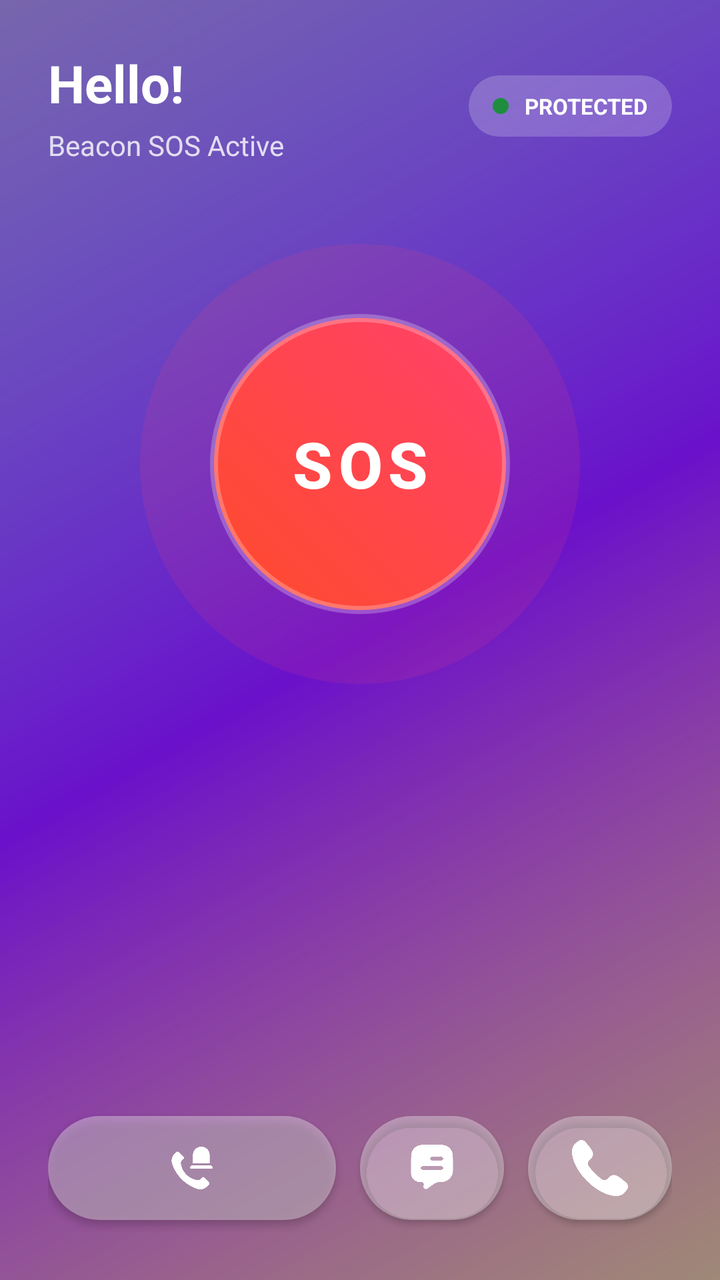
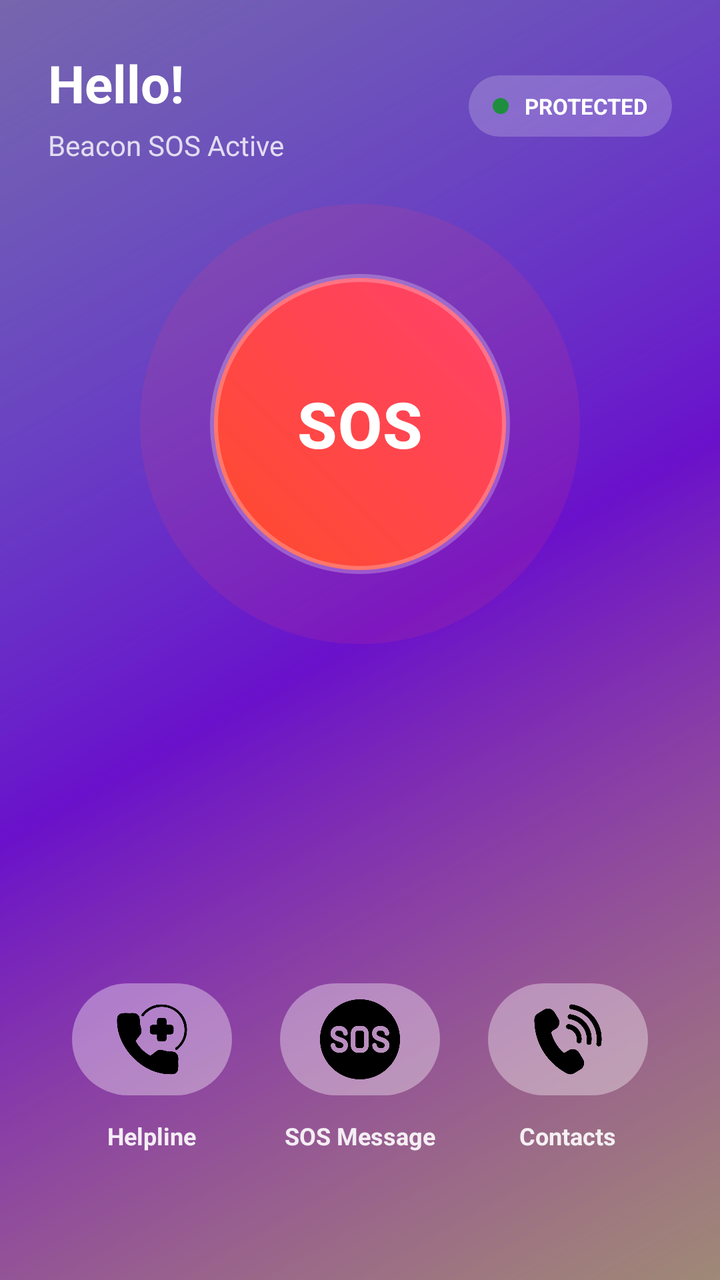

Compare the two renders of this Android layout. The source of the first and the diff that turns it into the second are given below.
<!-- AndroidManifest.xml: application theme Theme.BeaconSOS -->
<!-- res/layout/fragment_home.xml -->
<?xml version="1.0" encoding="utf-8"?>
<androidx.constraintlayout.widget.ConstraintLayout xmlns:android="http://schemas.android.com/apk/res/android"
    xmlns:app="http://schemas.android.com/apk/res-auto"
    android:layout_width="match_parent"
    android:layout_height="match_parent"
    android:background="@drawable/vibrant_gradient_bg">

    <ScrollView
        android:layout_width="match_parent"
        android:layout_height="match_parent"
        android:fillViewport="true">

        <LinearLayout
            android:layout_width="match_parent"
            android:layout_height="wrap_content"
            android:orientation="vertical"
            android:padding="24dp"
            android:gravity="center_horizontal">

            <LinearLayout
                android:layout_width="match_parent"
                android:layout_height="wrap_content"
                android:orientation="horizontal"
                android:gravity="center_vertical">

                <LinearLayout
                    android:layout_width="0dp"
                    android:layout_height="wrap_content"
                    android:layout_weight="1"
                    android:orientation="vertical">

                    <TextView
                        android:id="@+id/tvWelcome"
                        android:layout_width="wrap_content"
                        android:layout_height="wrap_content"
                        android:text="Hello!"
                        android:textColor="@color/white"
                        android:textSize="26sp"
                        android:textStyle="bold" />

                    <TextView
                        android:layout_width="wrap_content"
                        android:layout_height="wrap_content"
                        android:text="Beacon SOS Active"
                        android:textColor="@color/white"
                        android:alpha="0.8"
                        android:textSize="14sp"
                        android:layout_marginTop="4dp" />
                </LinearLayout>

                
                <com.google.android.material.card.MaterialCardView
                    android:id="@+id/cardStatus"
                    android:layout_width="wrap_content"
                    android:layout_height="wrap_content"
                    app:cardCornerRadius="16dp"
                    app:cardElevation="0dp"
                    app:strokeWidth="0dp"
                    app:cardBackgroundColor="#33FFFFFF"
                    android:clickable="true"
                    android:focusable="true">

                    <LinearLayout
                        android:id="@+id/layoutStatusContent"
                        android:layout_width="wrap_content"
                        android:layout_height="wrap_content"
                        android:orientation="vertical"
                        android:padding="8dp">

                        <LinearLayout
                            android:layout_width="wrap_content"
                            android:layout_height="wrap_content"
                            android:gravity="center_vertical"
                            android:orientation="horizontal"
                            android:paddingHorizontal="4dp">

                            <View
                                android:id="@+id/statusDot"
                                android:layout_width="8dp"
                                android:layout_height="8dp"
                                android:background="@drawable/status_dot_green" />

                            <TextView
                                android:id="@+id/textViewStatus"
                                android:layout_width="wrap_content"
                                android:layout_height="wrap_content"
                                android:layout_marginStart="8dp"
                                android:text="PROTECTED"
                                android:textColor="@color/white"
                                android:textSize="11sp"
                                android:textStyle="bold" />
                        </LinearLayout>

                        <LinearLayout
                            android:id="@+id/layoutStatusDetails"
                            android:layout_width="wrap_content"
                            android:layout_height="wrap_content"
                            android:orientation="vertical"
                            android:visibility="gone"
                            android:layout_marginTop="8dp"
                            android:paddingHorizontal="4dp">

                            <TextView
                                android:id="@+id/tvStatusMic"
                                android:layout_width="wrap_content"
                                android:layout_height="wrap_content"
                                android:text="• Mic: Active"
                                android:textSize="10sp" />

                            <TextView
                                android:id="@+id/tvStatusLoc"
                                android:layout_width="wrap_content"
                                android:layout_height="wrap_content"
                                android:text="• Location: Active"
                                android:textSize="10sp"
                                android:layout_marginTop="2dp" />

                            <TextView
                                android:id="@+id/tvStatusSms"
                                android:layout_width="wrap_content"
                                android:layout_height="wrap_content"
                                android:text="• SMS: Active"
                                android:textSize="10sp"
                                android:layout_marginTop="2dp" />
                        </LinearLayout>
                    </LinearLayout>
                </com.google.android.material.card.MaterialCardView>
            </LinearLayout>

            
            <FrameLayout
                android:layout_width="220dp"
                android:layout_height="220dp"
                android:layout_marginTop="40dp">

                <View
                    android:layout_width="220dp"
                    android:layout_height="220dp"
                    android:layout_gravity="center"
                    android:background="@drawable/emergency_pulse" />

                <Button
                    android:id="@+id/btnEmergency"
                    android:layout_width="150dp"
                    android:layout_height="150dp"
                    android:layout_gravity="center"
                    android:background="@drawable/emergency_button_bg"
                    android:elevation="12dp"
                    android:text="SOS"
                    android:textColor="@color/white"
                    android:textSize="32sp"
                    android:textStyle="bold"
                    app:backgroundTint="@null" />
            </FrameLayout>

            
            <View
                android:layout_width="match_parent"
                android:layout_height="0dp"
                android:layout_weight="1" />

            
            <LinearLayout
                android:layout_width="match_parent"
                android:layout_height="wrap_content"
                android:layout_marginTop="20dp"
                android:orientation="horizontal"
                android:gravity="center_vertical"
                android:weightSum="4">

                
                <com.google.android.material.button.MaterialButton
                    android:id="@+id/btnCallEmergency"
                    android:layout_width="0dp"
                    android:layout_height="64dp"
                    android:layout_weight="2"
                    android:layout_marginEnd="6dp"
                    android:padding="0dp"
                    app:cornerRadius="32dp"
                    android:backgroundTint="#33FFFFFF"
                    app:elevation="0dp"
                    app:icon="@drawable/emergency_helpline"
                    app:iconGravity="textStart"
                    app:iconPadding="0dp"
                    app:iconSize="32dp"
                    app:iconTint="@color/white"
                    app:rippleColor="#20FFFFFF" />

                
                <com.google.android.material.button.MaterialButton
                    android:id="@+id/btnAlertMessage"
                    android:layout_width="0dp"
                    android:layout_height="64dp"
                    android:layout_weight="1"
                    android:layout_marginHorizontal="6dp"
                    android:padding="0dp"
                    app:cornerRadius="32dp"
                    android:backgroundTint="#33FFFFFF"
                    app:elevation="0dp"
                    app:icon="@drawable/alert_message"
                    app:iconGravity="textStart"
                    app:iconPadding="0dp"
                    app:iconSize="28dp"
                    app:iconTint="@color/white"
                    app:rippleColor="#20FFFFFF" />

                
                <com.google.android.material.button.MaterialButton
                    android:id="@+id/btnTrustedContacts"
                    android:layout_width="0dp"
                    android:layout_height="64dp"
                    android:layout_weight="1"
                    android:layout_marginStart="6dp"
                    android:padding="0dp"
                    app:cornerRadius="32dp"
                    android:backgroundTint="#33FFFFFF"
                    app:elevation="0dp"
                    app:icon="@drawable/trusted_contacts"
                    app:iconGravity="textStart"
                    app:iconPadding="0dp"
                    app:iconSize="28dp"
                    app:iconTint="@color/white"
                    app:rippleColor="#20FFFFFF" />

            </LinearLayout>

        </LinearLayout>
    </ScrollView>

    <include
        layout="@layout/layout_app_loading"
        android:id="@+id/customLoading"
        android:layout_width="match_parent"
        android:layout_height="match_parent"
        android:visibility="gone" />

</androidx.constraintlayout.widget.ConstraintLayout>
<!-- res/layout/layout_app_loading.xml (included above) -->
<?xml version="1.0" encoding="utf-8"?>
<androidx.constraintlayout.widget.ConstraintLayout xmlns:android="http://schemas.android.com/apk/res/android"
    xmlns:app="http://schemas.android.com/apk/res-auto"
    android:id="@+id/appLoadingView"
    android:layout_width="match_parent"
    android:layout_height="match_parent"
    android:background="#B3000000"
    android:clickable="true"
    android:focusable="true"
    android:visibility="gone">

    <androidx.constraintlayout.widget.ConstraintLayout
        android:id="@+id/loading_container"
        android:layout_width="100dp"
        android:layout_height="100dp"
        app:layout_constraintBottom_toBottomOf="parent"
        app:layout_constraintEnd_toEndOf="parent"
        app:layout_constraintStart_toStartOf="parent"
        app:layout_constraintTop_toTopOf="parent">

        
        <View
            android:id="@+id/loading_frame"
            android:layout_width="50dp"
            android:layout_height="50dp"
            android:background="@drawable/loading_frame_bg"
            app:layout_constraintBottom_toBottomOf="parent"
            app:layout_constraintEnd_toEndOf="parent"
            app:layout_constraintStart_toStartOf="parent"
            app:layout_constraintTop_toTopOf="parent" />

        
        <View
            android:id="@+id/dot1"
            android:layout_width="14dp"
            android:layout_height="14dp"
            android:background="@drawable/loading_dot_coral"
            app:layout_constraintBottom_toTopOf="@id/loading_frame"
            app:layout_constraintEnd_toStartOf="@id/loading_frame"
            app:layout_constraintStart_toStartOf="@id/loading_frame"
            app:layout_constraintTop_toTopOf="@id/loading_frame" />

        
        <View
            android:id="@+id/dot2"
            android:layout_width="10dp"
            android:layout_height="10dp"
            android:background="@drawable/loading_dot_blue"
            app:layout_constraintBottom_toBottomOf="@id/loading_frame"
            app:layout_constraintEnd_toEndOf="@id/loading_frame"
            app:layout_constraintStart_toEndOf="@id/loading_frame"
            app:layout_constraintTop_toBottomOf="@id/loading_frame" />

        
        <View
            android:id="@+id/dot_center"
            android:layout_width="8dp"
            android:layout_height="8dp"
            android:background="@drawable/loading_dot_purple"
            app:layout_constraintBottom_toBottomOf="@id/loading_frame"
            app:layout_constraintEnd_toEndOf="@id/loading_frame"
            app:layout_constraintStart_toStartOf="@id/loading_frame"
            app:layout_constraintTop_toTopOf="@id/loading_frame" />

    </androidx.constraintlayout.widget.ConstraintLayout>

    <TextView
        android:id="@+id/tvLoadingText"
        android:layout_width="wrap_content"
        android:layout_height="wrap_content"
        android:layout_marginTop="16dp"
        android:text="SECURELY LOADING"
        android:textColor="@color/white"
        android:textSize="12sp"
        android:letterSpacing="0.2"
        android:textStyle="bold"
        android:alpha="0.8"
        app:layout_constraintEnd_toEndOf="parent"
        app:layout_constraintStart_toStartOf="parent"
        app:layout_constraintTop_toBottomOf="@id/loading_container" />

</androidx.constraintlayout.widget.ConstraintLayout>
<!-- resources referenced by this layout -->
<resources>
  <!-- drawable alert_message: png bitmap (drawable, 7894 bytes) -->
  <!-- drawable emergency_helpline: png bitmap (drawable, 7846 bytes) -->
  <!-- drawable trusted_contacts: png bitmap (drawable, 10923 bytes) -->
  <!-- drawable vibrant_gradient_bg (drawable) -->
  <?xml version="1.0" encoding="utf-8"?>
  <layer-list xmlns:android="http://schemas.android.com/apk/res/android">
      
      <item>
          <shape android:shape="rectangle">
              <gradient
                  android:angle="135"
                  android:startColor="#FF416C"
                  android:centerColor="#6A11CB"
                  android:endColor="#2575FC"
                  android:type="linear" />
          </shape>
      </item>
  
      
      <item>
          <shape android:shape="rectangle">
              <gradient
                  android:angle="315"
                  android:startColor="#60FF4B2B"
                  android:centerColor="#00000000"
                  android:endColor="#6000FF88"
                  android:type="linear" />
          </shape>
      </item>
  </layer-list>
  <style name="Theme.BeaconSOS" parent="Theme.MaterialComponents.Light.NoActionBar">
          
          <item name="colorPrimary">@color/primary_blue</item>
          <item name="colorPrimaryVariant">@color/primary_dark_blue</item>
          <item name="colorOnPrimary">@color/white</item>
  
          
          <item name="colorSecondary">@color/accent_blue</item>
          <item name="colorOnSecondary">@color/white</item>
  
          
          <item name="android:statusBarColor">?attr/colorPrimaryVariant</item>
  
          
          <item name="android:windowBackground">@color/background_color</item>
          <item name="colorSurface">@color/surface_color</item>
          <item name="colorOnSurface">@color/text_primary</item>
  
          
          <item name="android:textColorPrimary">@color/text_primary</item>
          <item name="android:textColorSecondary">@color/text_secondary</item>
          <item name="android:textColorHint">@color/text_hint</item>
  
          
          <item name="dividerHorizontal">@color/divider_color</item>
  
          
          <item name="windowActionBar">false</item>
          <item name="windowNoTitle">true</item>
  
          
          <item name="android:popupMenuStyle">@style/GlassyPopupMenu</item>
          <item name="popupMenuStyle">@style/GlassyPopupMenu</item>
      </style>
  <color name="success_green">#1E8E3E</color>
  <color name="primary_blue">#1A73E8</color>
  <color name="primary_dark_blue">#0D47A1</color>
  <color name="accent_blue">#4285F4</color>
  <color name="background_color">#F1F3F4</color>
  <color name="surface_color">#FFFFFF</color>
  <color name="text_primary">#202124</color>
  <color name="text_secondary">#5F6368</color>
  <color name="divider_color">#DADCE0</color>
  <!-- unchanged entries left out for length: 11 -->
</resources>

<!-- the commit's change to res/layout/fragment_home.xml (unified diff, before → after) -->
@@ -131,7 +131,7 @@
             <FrameLayout
                 android:layout_width="220dp"
                 android:layout_height="220dp"
-                android:layout_marginTop="40dp">
+                android:layout_marginTop="20dp">
 
                 <View
                     android:layout_width="220dp"
@@ -163,64 +163,114 @@
             <LinearLayout
                 android:layout_width="match_parent"
                 android:layout_height="wrap_content"
-                android:layout_marginTop="20dp"
+                android:layout_marginTop="24dp"
+                android:layout_marginBottom="40dp"
                 android:orientation="horizontal"
-                android:gravity="center_vertical"
-                android:weightSum="4">
+                android:gravity="top"
+                android:baselineAligned="false"
+                android:weightSum="3">
 
                 
-                <com.google.android.material.button.MaterialButton
-                    android:id="@+id/btnCallEmergency"
+                <LinearLayout
                     android:layout_width="0dp"
-                    android:layout_height="64dp"
-                    android:layout_weight="2"
-                    android:layout_marginEnd="6dp"
-                    android:padding="0dp"
-                    app:cornerRadius="32dp"
-                    android:backgroundTint="#33FFFFFF"
-                    app:elevation="0dp"
-                    app:icon="@drawable/emergency_helpline"
-                    app:iconGravity="textStart"
-                    app:iconPadding="0dp"
-                    app:iconSize="32dp"
-                    app:iconTint="@color/white"
-                    app:rippleColor="#20FFFFFF" />
+                    android:layout_height="wrap_content"
+                    android:layout_weight="1"
+                    android:orientation="vertical"
+                    android:gravity="center">
+
+                    <com.google.android.material.button.MaterialButton
+                        android:id="@+id/btnCallEmergency"
+                        android:layout_width="80dp"
+                        android:layout_height="64dp"
+                        android:padding="0dp"
+                        app:cornerRadius="32dp"
+                        android:backgroundTint="#33FFFFFF"
+                        app:elevation="0dp"
+                        app:icon="@drawable/emergency_services_new"
+                        app:iconGravity="textStart"
+                        app:iconPadding="0dp"
+                        app:iconSize="40dp"
+                        app:iconTint="@null"
+                        app:rippleColor="#20FFFFFF" />
+
+                    <TextView
+                        android:layout_width="wrap_content"
+                        android:layout_height="wrap_content"
+                        android:layout_marginTop="8dp"
+                        android:text="Helpline"
+                        android:textColor="@color/white"
+                        android:textSize="12sp"
+                        android:textStyle="bold"
+                        android:alpha="0.9" />
+                </LinearLayout>
 
                 
-                <com.google.android.material.button.MaterialButton
-                    android:id="@+id/btnAlertMessage"
+                <LinearLayout
                     android:layout_width="0dp"
-                    android:layout_height="64dp"
+                    android:layout_height="wrap_content"
                     android:layout_weight="1"
-                    android:layout_marginHorizontal="6dp"
-                    android:padding="0dp"
-                    app:cornerRadius="32dp"
-                    android:backgroundTint="#33FFFFFF"
-                    app:elevation="0dp"
-                    app:icon="@drawable/alert_message"
-                    app:iconGravity="textStart"
-                    app:iconPadding="0dp"
-                    app:iconSize="28dp"
-                    app:iconTint="@color/white"
-                    app:rippleColor="#20FFFFFF" />
+                    android:orientation="vertical"
+                    android:gravity="center">
+
+                    <com.google.android.material.button.MaterialButton
+                        android:id="@+id/btnAlertMessage"
+                        android:layout_width="80dp"
+                        android:layout_height="64dp"
+                        android:padding="0dp"
+                        app:cornerRadius="32dp"
+                        android:backgroundTint="#33FFFFFF"
+                        app:elevation="0dp"
+                        app:icon="@drawable/sos_messages_new"
+                        app:iconGravity="textStart"
+                        app:iconPadding="0dp"
+                        app:iconSize="40dp"
+                        app:iconTint="@null"
+                        app:rippleColor="#20FFFFFF" />
+
+                    <TextView
+                        android:layout_width="wrap_content"
+                        android:layout_height="wrap_content"
+                        android:layout_marginTop="8dp"
+                        android:text="SOS Message"
+                        android:textColor="@color/white"
+                        android:textSize="12sp"
+                        android:textStyle="bold"
+                        android:alpha="0.9" />
+                </LinearLayout>
 
                 
-                <com.google.android.material.button.MaterialButton
-                    android:id="@+id/btnTrustedContacts"
+                <LinearLayout
                     android:layout_width="0dp"
-                    android:layout_height="64dp"
+                    android:layout_height="wrap_content"
                     android:layout_weight="1"
-                    android:layout_marginStart="6dp"
-                    android:padding="0dp"
-                    app:cornerRadius="32dp"
-                    android:backgroundTint="#33FFFFFF"
-                    app:elevation="0dp"
-                    app:icon="@drawable/trusted_contacts"
-                    app:iconGravity="textStart"
-                    app:iconPadding="0dp"
-                    app:iconSize="28dp"
-                    app:iconTint="@color/white"
-                    app:rippleColor="#20FFFFFF" />
+                    android:orientation="vertical"
+                    android:gravity="center">
+
+                    <com.google.android.material.button.MaterialButton
+                        android:id="@+id/btnTrustedContacts"
+                        android:layout_width="80dp"
+                        android:layout_height="64dp"
+                        android:padding="0dp"
+                        app:cornerRadius="32dp"
+                        android:backgroundTint="#33FFFFFF"
+                        app:elevation="0dp"
+                        app:icon="@drawable/trusted_contacts_new_img"
+                        app:iconGravity="textStart"
+                        app:iconPadding="0dp"
+                        app:iconSize="40dp"
+                        app:iconTint="@null"
+                        app:rippleColor="#20FFFFFF" />
+
+                    <TextView
+                        android:layout_width="wrap_content"
+                        android:layout_height="wrap_content"
+                        android:layout_marginTop="8dp"
+                        android:text="Contacts"
+                        android:textColor="@color/white"
+                        android:textSize="12sp"
+                        android:textStyle="bold"
+                        android:alpha="0.9" />
+                </LinearLayout>
 
             </LinearLayout>
 
<!-- resource entries referenced after the edit -->
@@ -1,8 +1,8 @@
 <!-- resources referenced by this layout -->
 <resources>
-  <!-- drawable alert_message: png bitmap (drawable, 7894 bytes) -->
-  <!-- drawable emergency_helpline: png bitmap (drawable, 7846 bytes) -->
-  <!-- drawable trusted_contacts: png bitmap (drawable, 10923 bytes) -->
+  <!-- drawable emergency_services_new: png bitmap (drawable, 13462 bytes) -->
+  <!-- drawable sos_messages_new: png bitmap (drawable, 18218 bytes) -->
+  <!-- drawable trusted_contacts_new_img: png bitmap (drawable, 14815 bytes) -->
   <!-- drawable vibrant_gradient_bg (drawable) -->
   <?xml version="1.0" encoding="utf-8"?>
   <layer-list xmlns:android="http://schemas.android.com/apk/res/android">
@@ -11,9 +11,9 @@
           <shape android:shape="rectangle">
               <gradient
                   android:angle="135"
-                  android:startColor="#FF416C"
-                  android:centerColor="#6A11CB"
-                  android:endColor="#2575FC"
+                  android:startColor="@color/grad_start"
+                  android:centerColor="@color/grad_center"
+                  android:endColor="@color/grad_end"
                   android:type="linear" />
           </shape>
       </item>
@@ -23,56 +23,83 @@
           <shape android:shape="rectangle">
               <gradient
                   android:angle="315"
-                  android:startColor="#60FF4B2B"
-                  android:centerColor="#00000000"
-                  android:endColor="#6000FF88"
+                  android:startColor="@color/grad_highlight_1"
+                  android:centerColor="@android:color/transparent"
+                  android:endColor="@color/grad_highlight_2"
                   android:type="linear" />
           </shape>
       </item>
   </layer-list>
-  <style name="Theme.BeaconSOS" parent="Theme.MaterialComponents.Light.NoActionBar">
+  <style name="Theme.BeaconSOS" parent="Theme.Material3.DayNight.NoActionBar">
           
-          <item name="colorPrimary">@color/primary_blue</item>
-          <item name="colorPrimaryVariant">@color/primary_dark_blue</item>
-          <item name="colorOnPrimary">@color/white</item>
+          <item name="colorPrimary">@color/color_primary</item>
+          <item name="colorOnPrimary">@color/color_on_primary</item>
+          <item name="colorPrimaryContainer">@color/sky_blue</item>
+          <item name="colorOnPrimaryContainer">@color/color_primary_variant</item>
   
           
-          <item name="colorSecondary">@color/accent_blue</item>
+          <item name="colorSecondary">@color/color_secondary</item>
           <item name="colorOnSecondary">@color/white</item>
   
           
-          <item name="android:statusBarColor">?attr/colorPrimaryVariant</item>
+          <item name="android:statusBarColor">@color/color_primary_variant</item>
   
           
-          <item name="android:windowBackground">@color/background_color</item>
-          <item name="colorSurface">@color/surface_color</item>
-          <item name="colorOnSurface">@color/text_primary</item>
+          <item name="android:windowBackground">@color/color_background</item>
+          <item name="colorSurface">@color/color_surface</item>
+          <item name="colorOnSurface">@color/color_on_surface</item>
+          <item name="colorSurfaceVariant">@color/color_surface_variant</item>
+          <item name="colorOnSurfaceVariant">@color/color_on_surface_variant</item>
+          <item name="colorError">@color/color_error</item>
   
           
-          <item name="android:textColorPrimary">@color/text_primary</item>
-          <item name="android:textColorSecondary">@color/text_secondary</item>
+          <item name="android:textColorPrimary">@color/color_on_surface</item>
+          <item name="android:textColorSecondary">@color/color_on_surface_variant</item>
           <item name="android:textColorHint">@color/text_hint</item>
   
           
-          <item name="dividerHorizontal">@color/divider_color</item>
+          <item name="dividerHorizontal">@color/color_outline</item>
+          <item name="windowActionBar">false</item>
+          <item name="windowNoTitle">true</item>
   
           
-          <item name="windowActionBar">false</item>
-          <item name="windowNoTitle">true</item>
+          <item name="navigationIconTint">@color/white</item>
+          <item name="colorControlNormal">@color/white</item>
+          <item name="android:homeAsUpIndicator">@drawable/ic_back_white</item>
   
           
           <item name="android:popupMenuStyle">@style/GlassyPopupMenu</item>
           <item name="popupMenuStyle">@style/GlassyPopupMenu</item>
       </style>
-  <color name="success_green">#1E8E3E</color>
-  <color name="primary_blue">#1A73E8</color>
-  <color name="primary_dark_blue">#0D47A1</color>
-  <color name="accent_blue">#4285F4</color>
-  <color name="background_color">#F1F3F4</color>
-  <color name="surface_color">#FFFFFF</color>
-  <color name="text_primary">#202124</color>
-  <color name="text_secondary">#5F6368</color>
-  <color name="divider_color">#DADCE0</color>
+  <color name="success_green">@color/color_success</color>
+  <color name="grad_start">#FF416C</color>
+  <color name="grad_center">#6A11CB</color>
+  <color name="grad_end">#2575FC</color>
+  <color name="grad_highlight_1">#60FF4B2B</color>
+  <color name="grad_highlight_2">#6000FF88</color>
+  <color name="color_primary">#1A73E8</color>
+  <color name="color_on_primary">#FFFFFF</color>
+  <color name="sky_blue">#E3F2FD</color>
+  <color name="color_primary_variant">#0D47A1</color>
+  <color name="color_secondary">#4285F4</color>
+  <color name="color_background">#F8F9FA</color>
+  <color name="color_surface">#FFFFFF</color>
+  <color name="color_on_surface">#202124</color>
+  <color name="color_surface_variant">#F1F3F4</color>
+  <color name="color_on_surface_variant">#5F6368</color>
+  <color name="color_error">#D93025</color>
+  <color name="color_outline">#DADCE0</color>
+  <!-- drawable ic_back_white (drawable) -->
+  <vector xmlns:android="http://schemas.android.com/apk/res/android"
+      android:width="24dp"
+      android:height="24dp"
+      android:viewportWidth="24"
+      android:viewportHeight="24">
+    <path
+        android:fillColor="@android:color/white"
+        android:pathData="M20,11H7.83l5.59,-5.59L12,4l-8,8 8,8 1.41,-1.41L7.83,13H20v-2z"/>
+  </vector>
+  <color name="color_success">#1E8E3E</color>
   <!-- unchanged entries left out for length: 11 -->
 </resources>
 
